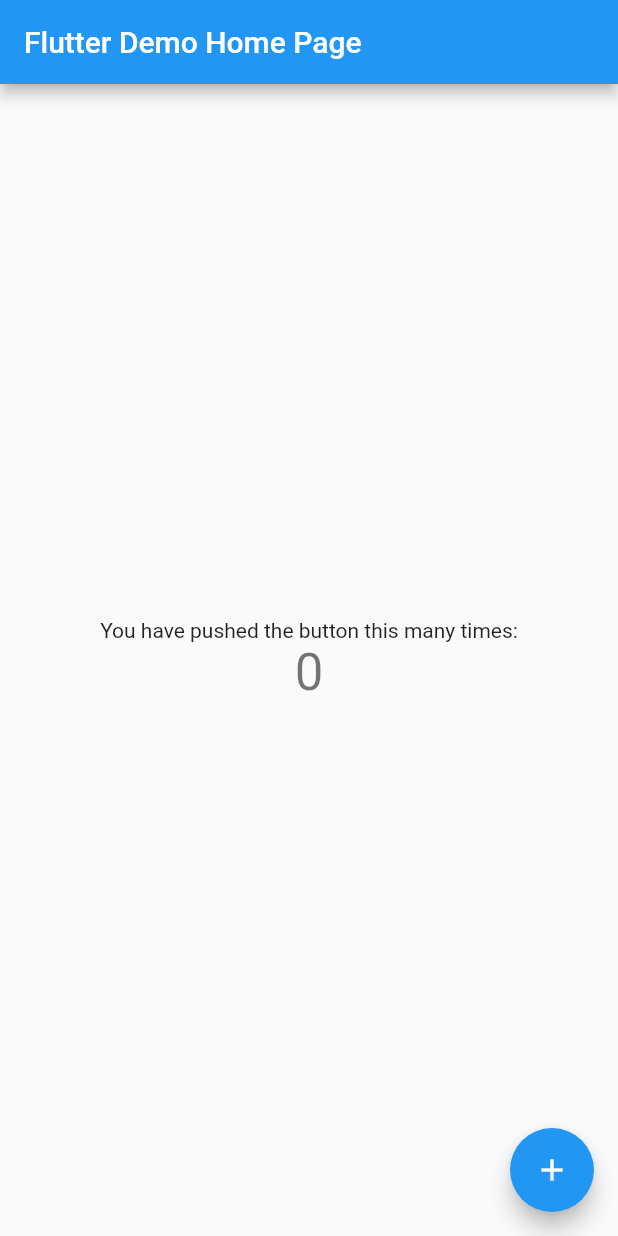
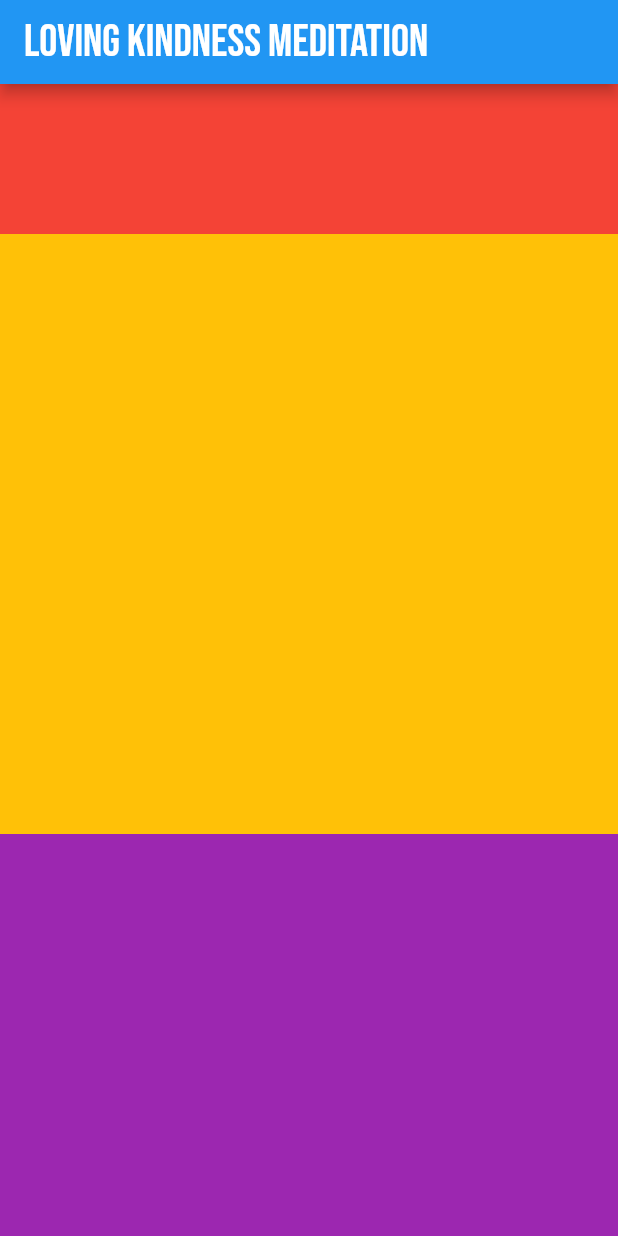
Before and after one commit to mfeckie/loving_kindness_meditation, a Flutter app: the screen it shows after launch, on a phone screen of 412 x 824 dp. Run offline on Flutter 3.47's test engine with Material 2 defaults, Android fonts, the phone set to English and light mode, and no system bars.

Commit message:
Add some color blocking for layout

```diff
--- a/lib/main.dart
+++ b/lib/main.dart
@@ -3,109 +3,48 @@ import 'package:flutter/material.dart';
 void main() => runApp(MyApp());
 
 class MyApp extends StatelessWidget {
-  // This widget is the root of your application.
   @override
   Widget build(BuildContext context) {
     return MaterialApp(
-      title: 'Flutter Demo',
-      theme: ThemeData(
-        // This is the theme of your application.
-        //
-        // Try running your application with "flutter run". You'll see the
-        // application has a blue toolbar. Then, without quitting the app, try
-        // changing the primarySwatch below to Colors.green and then invoke
-        // "hot reload" (press "r" in the console where you ran "flutter run",
-        // or simply save your changes to "hot reload" in a Flutter IDE).
-        // Notice that the counter didn't reset back to zero; the application
-        // is not restarted.
-        primarySwatch: Colors.blue,
+        title: 'Loving Kindness Meditation',
+        theme: ThemeData(
+          primarySwatch: Colors.blue,
+          fontFamily: "BebasNeue"
+        ),
+        home: LovingKindnessMain());
+  }
+}
+
+class LovingKindnessMain extends StatelessWidget {
+  @override
+  Widget build(BuildContext context) {
+    return Scaffold(
+      appBar: AppBar(
+        title: Text("Loving Kindness Meditation", style: TextStyle(
+          fontSize: 30
+        ),),
       ),
-      home: MyHomePage(title: 'Flutter Demo Home Page'),
+      body: Container(
+        child: Column(
+          children: <Widget>[
+            Container(
+              color: Colors.red,
+              width: double.infinity,
+              height: 100,
+            ),
+            Container(
+              color: Colors.amber,
+              width: double.infinity,
+              height: 400,
+            ),
+            Expanded(
+              child: Container(
+                color: Colors.purple,
+              ),
+            )
+          ],
+        )
+      ),
     );
   }
 }
-
-class MyHomePage extends StatefulWidget {
-  MyHomePage({Key key, this.title}) : super(key: key);
-
-  // This widget is the home page of your application. It is stateful, meaning
-  // that it has a State object (defined below) that contains fields that affect
-  // how it looks.
-
-  // This class is the configuration for the state. It holds the values (in this
-  // case the title) provided by the parent (in this case the App widget) and
-  // used by the build method of the State. Fields in a Widget subclass are
-  // always marked "final".
-
-  final String title;
-
-  @override
-  _MyHomePageState createState() => _MyHomePageState();
-}
-
-class _MyHomePageState extends State<MyHomePage> {
-  int _counter = 0;
-
-  void _incrementCounter() {
-    setState(() {
-      // This call to setState tells the Flutter framework that something has
-      // changed in this State, which causes it to rerun the build method below
-      // so that the display can reflect the updated values. If we changed
-      // _counter without calling setState(), then the build method would not be
-      // called again, and so nothing would appear to happen.
-      _counter++;
-    });
-  }
-
-  @override
-  Widget build(BuildContext context) {
-    // This method is rerun every time setState is called, for instance as done
-    // by the _incrementCounter method above.
-    //
-    // The Flutter framework has been optimized to make rerunning build methods
-    // fast, so that you can just rebuild anything that needs updating rather
-    // than having to individually change instances of widgets.
-    return Scaffold(
-      appBar: AppBar(
-        // Here we take the value from the MyHomePage object that was created by
-        // the App.build method, and use it to set our appbar title.
-        title: Text(widget.title),
-      ),
-      body: Center(
-        // Center is a layout widget. It takes a single child and positions it
-        // in the middle of the parent.
-        child: Column(
-          // Column is also layout widget. It takes a list of children and
-          // arranges them vertically. By default, it sizes itself to fit its
-          // children horizontally, and tries to be as tall as its parent.
-          //
-          // Invoke "debug painting" (press "p" in the console, choose the
-          // "Toggle Debug Paint" action from the Flutter Inspector in Android
-          // Studio, or the "Toggle Debug Paint" command in Visual Studio Code)
-          // to see the wireframe for each widget.
-          //
-          // Column has various properties to control how it sizes itself and
-          // how it positions its children. Here we use mainAxisAlignment to
-          // center the children vertically; the main axis here is the vertical
-          // axis because Columns are vertical (the cross axis would be
-          // horizontal).
-          mainAxisAlignment: MainAxisAlignment.center,
-          children: <Widget>[
-            Text(
-              'You have pushed the button this many times:',
-            ),
-            Text(
-              '$_counter',
-              style: Theme.of(context).textTheme.display1,
-            ),
-          ],
-        ),
-      ),
-      floatingActionButton: FloatingActionButton(
-        onPressed: _incrementCounter,
-        tooltip: 'Increment',
-        child: Icon(Icons.add),
-      ), // This trailing comma makes auto-formatting nicer for build methods.
-    );
-  }
-}
```
